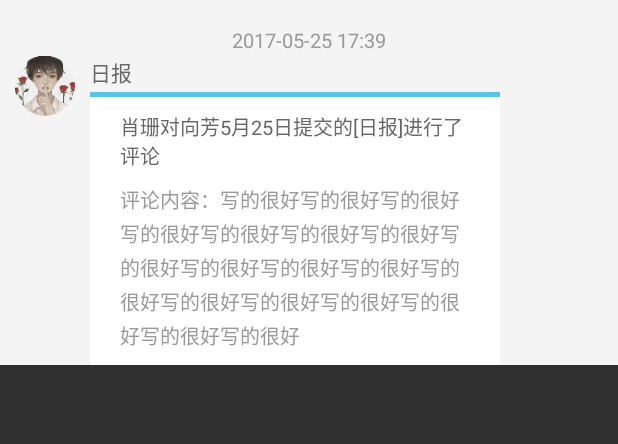
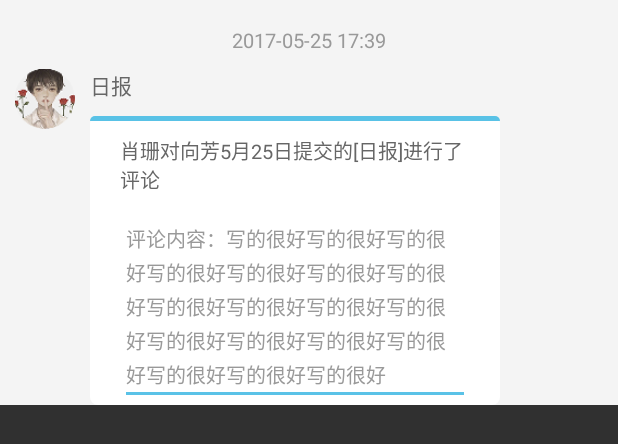
Before and after one commit to zhy1236/HAND, an Android app: the layout item_comment.xml on its own in the app's theme, with its tools: preview values and no code run, on a phone screen of 412 x 824 dp. Shown: the top 444 px of the screen. Run offline under Robolectric (Android 15) with nearby library versions, the phone set to English and light mode, and no system bars.

Commit message:
zhy  发评论功能增加空判断，所有对我的评论界面完成。

```diff
--- a/app/src/main/java/com/example/hand/mockingbot/adapter/ListAdapter.java
+++ b/app/src/main/java/com/example/hand/mockingbot/adapter/ListAdapter.java
@@ -48,11 +48,11 @@ public abstract class ListAdapter<T> extends BaseAdapter {
     public View getView(int position, View convertView, ViewGroup parent) {
         ViewHolder holder = ViewHolder.bind(parent.getContext(), convertView, parent, mLayoutRes
                 , position);
-        bindView(holder, getItem(position));
+        bindView(holder, getItem(position),position);
         return holder.getItemView();
     }
 
-    public abstract void bindView(ViewHolder holder, T obj);
+    public abstract void bindView(ViewHolder holder, T ob,int i);
 
     //添加一个元素
     public void add(T data) {
--- a/app/src/main/java/com/example/hand/mockingbot/avtivity/ActionSheetActivity.java
+++ b/app/src/main/java/com/example/hand/mockingbot/avtivity/ActionSheetActivity.java
@@ -70,7 +70,7 @@ public class ActionSheetActivity extends Activity {
             final List<String> mData = Arrays.asList(data);
             ListAdapter<String> adapter = new ListAdapter<String>(mData,R.layout.list_item_checked_text_color) {
                 @Override
-                public void bindView(ViewHolder holder, String obj) {
+                public void bindView(ViewHolder holder, String obj,int position) {
                     holder.setText(R.id.text,obj);
                 }
             };
--- a/app/src/main/java/com/example/hand/mockingbot/avtivity/DefectJournalActivity.java
+++ b/app/src/main/java/com/example/hand/mockingbot/avtivity/DefectJournalActivity.java
@@ -34,7 +34,7 @@ public class DefectJournalActivity extends BasicActivity implements  SimpleListV
     private List<DefectEntity.ResultBean.DataBean> list = new ArrayList<>();
     private ListAdapter<DefectEntity.ResultBean.DataBean> listAdapter = new ListAdapter<DefectEntity.ResultBean.DataBean>(list, R.layout.item_defect) {
         @Override
-        public void bindView(ViewHolder holder, DefectEntity.ResultBean.DataBean obj) {
+        public void bindView(ViewHolder holder, DefectEntity.ResultBean.DataBean obj,int position) {
             if (obj == list.get(0)){
                 holder.setVisibility(R.id.item_defect_top,View.VISIBLE);
             }else {
--- a/app/src/main/java/com/example/hand/mockingbot/avtivity/MyCollectionActivity.java
+++ b/app/src/main/java/com/example/hand/mockingbot/avtivity/MyCollectionActivity.java
@@ -36,7 +36,7 @@ public class MyCollectionActivity extends BasicActivity implements AdapterView.O
     private List<ReceivedJournalEntity.ResultBean.DataBean> list = new ArrayList<>();
     private ListAdapter<ReceivedJournalEntity.ResultBean.DataBean> listAdapter = new ListAdapter<ReceivedJournalEntity.ResultBean.DataBean>(list, R.layout.journal_item) {
         @Override
-        public void bindView(ViewHolder holder, final ReceivedJournalEntity.ResultBean.DataBean obj) {
+        public void bindView(ViewHolder holder, final ReceivedJournalEntity.ResultBean.DataBean obj,int position) {
             if (obj.getRealname().equals(HandApp.getLoginEntity().getResult().getData().getRealname())){
                 if (HandApp.getPhotoUri() != null){
                     ImageView iv = holder.getView(R.id.journal_item_imv);
--- a/app/src/main/java/com/example/hand/mockingbot/avtivity/ReceivedJournalAtivity.java
+++ b/app/src/main/java/com/example/hand/mockingbot/avtivity/ReceivedJournalAtivity.java
@@ -35,7 +35,7 @@ public class ReceivedJournalAtivity extends BasicActivity implements AdapterView
     private List<ReceivedJournalEntity.ResultBean.DataBean> list = new ArrayList<>();
     private ListAdapter<ReceivedJournalEntity.ResultBean.DataBean> listAdapter = new ListAdapter<ReceivedJournalEntity.ResultBean.DataBean>(list, R.layout.journal_item) {
         @Override
-        public void bindView(ViewHolder holder, ReceivedJournalEntity.ResultBean.DataBean obj) {
+        public void bindView(ViewHolder holder, ReceivedJournalEntity.ResultBean.DataBean obj,int position) {
             if (obj.getRealname().equals(HandApp.getLoginEntity().getResult().getData().getRealname())){
                 if (HandApp.getPhotoUri() != null){
                     ImageView iv = holder.getView(R.id.journal_item_imv);
--- a/app/src/main/java/com/example/hand/mockingbot/fagment/ProjectFragment.java
+++ b/app/src/main/java/com/example/hand/mockingbot/fagment/ProjectFragment.java
@@ -37,7 +37,7 @@ public class ProjectFragment extends Fragment {
     private ListView lv;
     private ListAdapter<AttentionProject> listAdapter = new ListAdapter<AttentionProject>(list, R.layout.attention_project_item) {
         @Override
-        public void bindView(ViewHolder holder, AttentionProject obj) {
+        public void bindView(ViewHolder holder, AttentionProject obj,int position) {
             holder.setText(R.id.attention_project_item_tv,obj.getProjectName());
             holder.setImageResource(R.id.attention_project_item_iv,obj.getProjectImage());
         }
--- /dev/null
+++ b/app/src/main/res/drawable/ll_bg_comment.xml
@@ -0,0 +1,12 @@
+<?xml version="1.0" encoding="utf-8"?>
+<shape xmlns:android="http://schemas.android.com/apk/res/android"
+    android:shape="rectangle">
+    <!-- 填充颜色 -->
+    <solid android:color="#ffffff"></solid>
+
+    <!-- 线的宽度，颜色 -->
+    <!--<stroke android:width="1dp" android:color="#5AC2E7"></stroke>-->
+
+    <!-- 矩形的圆角半径 -->
+    <corners android:radius="5dp" />
+</shape>
--- /dev/null
+++ b/app/src/main/res/drawable/tv_bg_comment.xml
@@ -0,0 +1,18 @@
+<?xml version="1.0" encoding="utf-8"?>
+<!--<shape xmlns:android="http://schemas.android.com/apk/res/android"-->
+<!--android:shape="rectangle">-->
+<!--&lt;!&ndash; 填充颜色 &ndash;&gt;-->
+<!--<solid android:color="#59C2E6"></solid>-->
+
+<!--&lt;!&ndash; 线的宽度，颜色 &ndash;&gt;-->
+<!--&lt;!&ndash;<stroke android:width="1dp" android:color="#5AC2E7"></stroke>&ndash;&gt;-->
+
+<!--&lt;!&ndash; 矩形的圆角半径 &ndash;&gt;-->
+<!--<corners android:radius="5dp" />-->
+<!--<size   android:height="10dp" />-->
+<!--</shape>-->
+<shape xmlns:android="http://schemas.android.com/apk/res/android">
+    <solid android:color="#59C2E6" />
+    <corners android:topLeftRadius="5dp"
+        android:topRightRadius="5dp"  />
+</shape>
--- a/app/src/main/res/layout/activity_new_journal.xml
+++ b/app/src/main/res/layout/activity_new_journal.xml
@@ -26,7 +26,7 @@
     </android.support.v7.widget.Toolbar>
     <ScrollView
         android:layout_below="@+id/id_toolbar"
-        android:background="#FAFAFAFA"
+        android:background="#F4F4F4"
         android:layout_width="match_parent"
         android:layout_height="match_parent">
 
@@ -182,7 +182,7 @@
             <RelativeLayout
                 android:id="@+id/new_journal_rl_bj_time"
                 android:background="#fff"
-                android:layout_marginTop="1dp"
+                android:layout_marginTop="10dp"
                 android:layout_width="match_parent"
                 android:layout_height="40dp">
 
--- a/app/src/main/res/layout/fragment_journal.xml
+++ b/app/src/main/res/layout/fragment_journal.xml
@@ -2,7 +2,7 @@
 <LinearLayout xmlns:android="http://schemas.android.com/apk/res/android"
     xmlns:app="http://schemas.android.com/apk/res-auto"
     android:orientation="vertical"
-    android:background="#F5F4F4"
+    android:background="#F4F4F4"
     android:layout_width="match_parent"
     android:layout_height="match_parent">
 
--- a/app/src/main/res/layout/item_comment.xml
+++ b/app/src/main/res/layout/item_comment.xml
@@ -16,16 +16,19 @@
         android:layout_height="wrap_content" />
 
     <ImageView
+        android:layout_below="@+id/item_comment_time"
         android:id="@+id/item_comment_iv"
         android:src="@mipmap/ic_head_portrait"
-        android:layout_marginTop="37dp"
+        android:layout_marginTop="10dp"
         android:layout_marginRight="10dp"
         android:layout_marginLeft="10dp"
         android:layout_width="40dp"
         android:layout_height="40dp" />
 
     <TextView
-        android:layout_marginTop="37dp"
+        android:id="@+id/item_comment_tv"
+        android:layout_below="@+id/item_comment_time"
+        android:layout_marginTop="10dp"
         android:layout_toRightOf="@+id/item_comment_iv"
         android:textSize="14sp"
         android:textColor="#666"
@@ -34,20 +37,21 @@
         android:layout_height="wrap_content" />
 
     <LinearLayout
-        android:background="#FFFFFF"
+        android:background="@drawable/ll_bg_comment"
         android:orientation="vertical"
-        android:layout_marginTop="25dp"
-        android:layout_below="@+id/item_comment_time"
+        android:layout_marginTop="10dp"
+        android:layout_below="@+id/item_comment_tv"
         android:layout_toRightOf="@+id/item_comment_iv"
         android:layout_width="273dp"
         android:layout_height="wrap_content">
 
         <TextView
-            android:background="#59C2E6"
+            android:background="@drawable/tv_bg_comment"
             android:layout_width="match_parent"
             android:layout_height="3.5dp" />
 
         <TextView
+            android:id="@+id/item_comment_tv_title"
             android:textSize="13sp"
             android:textColor="#666666"
             android:text="肖珊对向芳5月25日提交的[日报]进行了评论"
@@ -58,13 +62,12 @@
             android:layout_width="match_parent"
             android:layout_height="wrap_content" />
 
-        <TextView
-            android:layout_marginBottom="10dp"
+        <EditText
+            android:id="@+id/item_comment_ed"
             android:layout_marginLeft="20dp"
             android:layout_marginRight="20dp"
             android:ellipsize="end"
             android:lineSpacingExtra="3dp"
-            android:singleline="true"
             android:text="评论内容：写的很好写的很好写的很好写的很好写的很好写的很好写的很好写的很好写的很好写的很好写的很好写的很好写的很好写的很好写的很好写的很好写的很好写的很好写
             的很好写的很好写的很好写的很好写的很好写的很好写的很好写的写的很好写的很好写的很好写的很好写的很好写的很好写的很好写的很好写的很好写的很好写的很好很好写的很好写的很好写的很好写的很好写的很好写的很好写的很好写的很好"
             android:maxLength="77"
--- a/app/src/main/res/values/styles.xml
+++ b/app/src/main/res/values/styles.xml
@@ -10,7 +10,7 @@
 
     <style name="BottomBarItem">
         <item name="android:layout_width">wrap_content</item>
-        <item name="android:layout_height">60dp</item>
+        <item name="android:layout_height">50dp</item>
         <item name="android:layout_weight">1.0</item>
         <item name="android:button">@null</item>
         <item name="android:gravity">center</item>
@@ -18,7 +18,7 @@
         <item name="android:paddingBottom">7dp</item>
         <item name="android:textSize">10sp</item>
         <item name="android:paddingTop">10dp</item>
-        <item name="android:drawablePadding">10dp</item>
+        <item name="android:drawablePadding">5dp</item>
         <item name="android:textAppearance">?android:textAppearanceSmall</item>
         <item name="android:background">@color/white</item>
     </style>
```
Also changed, not shown: app/src/main/java/com/example/hand/mockingbot/avtivity/CommentJournalActivity.java (+67 -10 lines), app/src/main/java/com/example/hand/mockingbot/avtivity/LookUpJournalActivity.java (+4 -3 lines), app/src/main/java/com/example/hand/mockingbot/avtivity/NewJournalActivity.java (+2 -6 lines), app/src/main/java/com/example/hand/mockingbot/avtivity/SendJournalActivity.java (+6 -1 lines), app/src/main/res/mipmap-mdpi/ic_login.png (added), app/src/main/res/mipmap-xhdpi/ic_login.png, app/src/main/res/mipmap-xxhdpi/ic_login.png, app/src/main/res/mipmap-xxxhdpi/ic_login.png.
